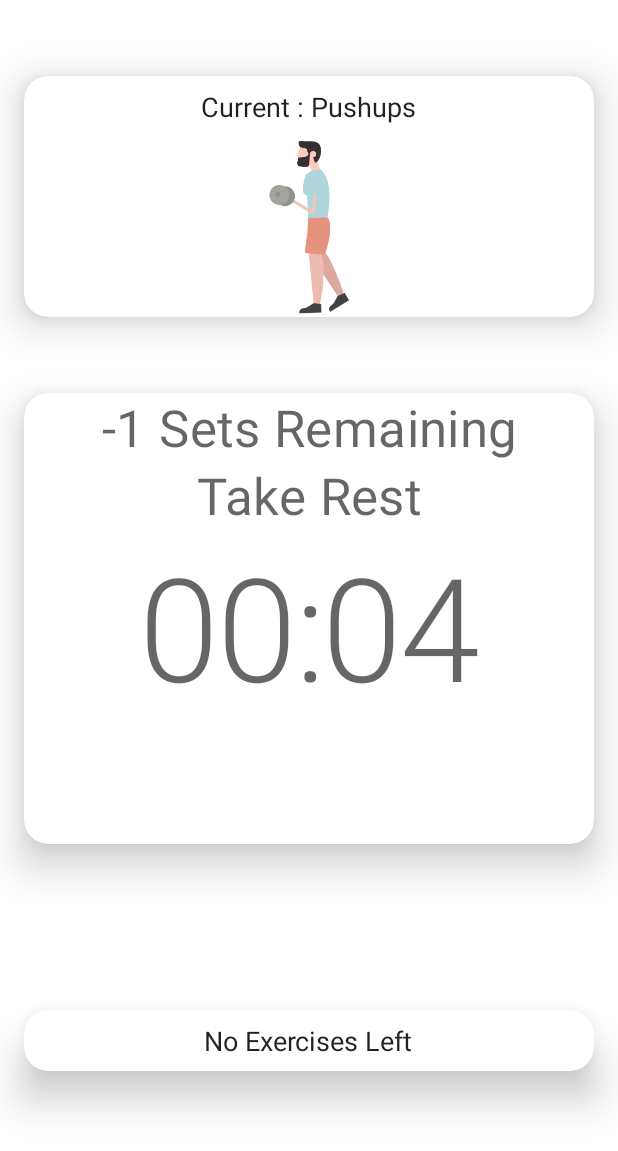
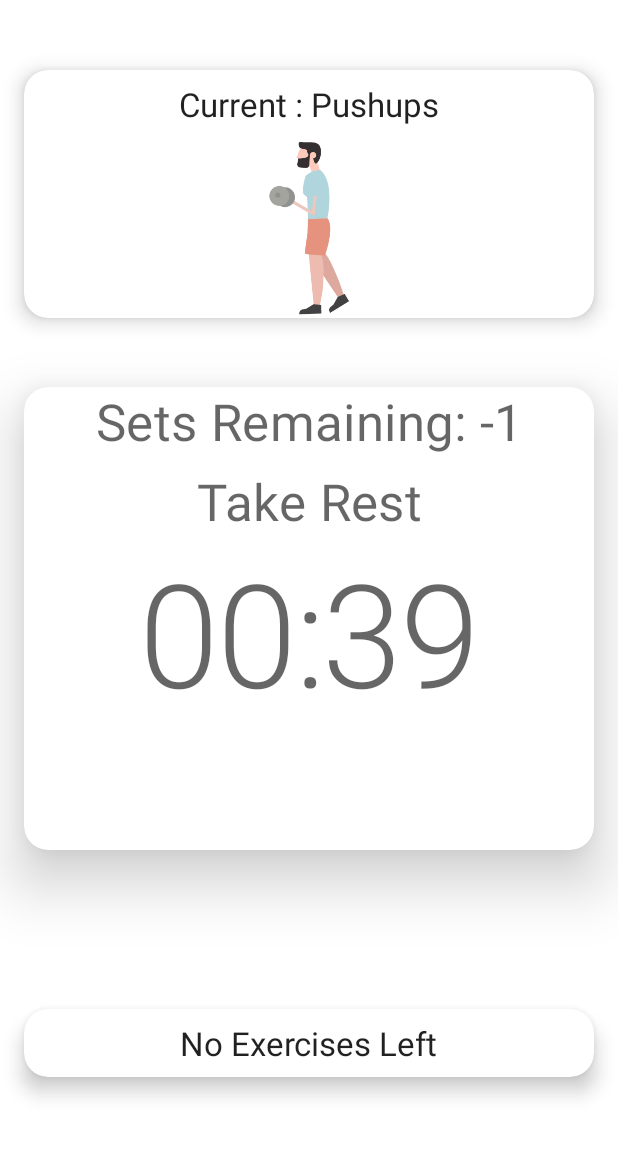
Before and after one commit to mrwhoknows55/Workout-Helper, an Android app: the CheckoutActivity screen opened directly, with no data from a screen before it, after a tap on "START!", on a phone screen of 412 x 824 dp. Shown: the top 1151 px of the screen. Run offline under Robolectric (Android 15) with nearby library versions, the phone set to English and light mode, and no system bars; 5 statements that could not run were skipped.

Commit message:
Fixed Text issue

```diff
--- a/app/src/main/AndroidManifest.xml
+++ b/app/src/main/AndroidManifest.xml
@@ -11,6 +11,7 @@
         android:roundIcon="@mipmap/ic_launcher_round"
         android:supportsRtl="true"
         android:theme="@style/AppTheme">
+        <activity android:name=".AboutApp"></activity>
         <activity android:name=".CountdownTimerActivity" />
         <activity android:name=".CheckoutActivity" />
         <activity android:name=".MainActivity">
--- a/app/src/main/java/com/mrwhoknows/workout/CountdownTimerActivity.java
+++ b/app/src/main/java/com/mrwhoknows/workout/CountdownTimerActivity.java
@@ -3,12 +3,15 @@ package com.mrwhoknows.workout;
 import androidx.appcompat.app.AppCompatActivity;
 
 import android.annotation.SuppressLint;
+import android.content.Context;
 import android.content.SharedPreferences;
 import android.content.pm.ActivityInfo;
 import android.media.MediaPlayer;
 import android.os.Bundle;
 import android.os.CountDownTimer;
+import android.os.PowerManager;
 import android.view.View;
+import android.view.WindowManager;
 import android.widget.Button;
 import android.widget.ImageView;
 import android.widget.TextView;
@@ -40,6 +43,7 @@ public class CountdownTimerActivity extends AppCompatActivity {
         super.onCreate(savedInstanceState);
         setContentView(R.layout.activity_countdown_timer);
         setRequestedOrientation(ActivityInfo.SCREEN_ORIENTATION_PORTRAIT);
+        getWindow().addFlags(WindowManager.LayoutParams.FLAG_KEEP_SCREEN_ON);
 
         setsRemainingText = findViewById(R.id.setsRemaining);
         countdownTimerText = findViewById(R.id.countdownTimerText);
@@ -56,7 +60,7 @@ public class CountdownTimerActivity extends AppCompatActivity {
             this.workoutArrayList = getIntent().getParcelableArrayListExtra("object");
             this.sets = getIntent().getIntExtra("sets", 2) - 1;
 
-            setsRemainingText.setText(String.valueOf(sets) + " Sets Remaining");
+            setsRemainingText.setText("Sets Remaining: " + String.valueOf(sets));
 
             pos = 0;
             changeExercises();
@@ -95,6 +99,7 @@ public class CountdownTimerActivity extends AppCompatActivity {
 
     private void startTimer() {
         pauseBtn.setVisibility(View.VISIBLE);
+        restText.setText("Keep Going");
         timeLeftInMillis = workoutArrayList.get(pos).getWorkoutTimeInSec() * 1000;
 
         try {
@@ -103,6 +108,7 @@ public class CountdownTimerActivity extends AppCompatActivity {
             e.printStackTrace();
         }
         mediaPlayer = MediaPlayer.create(this, R.raw.audio1);
+        mediaPlayer.setLooping(true);
         mediaPlayer.start();
         mediaPlayer.setScreenOnWhilePlaying(true);
 
@@ -120,7 +126,7 @@ public class CountdownTimerActivity extends AppCompatActivity {
 
                     if (sets > 0) {
                         sets--;
-                        setsRemainingText.setText(String.valueOf(sets) + " Sets Remaining");
+                        setsRemainingText.setText("Sets Remaining: " + String.valueOf(sets));
                         isTimerRunning = true;
                         pos = 0;
                         try {
@@ -138,6 +144,7 @@ public class CountdownTimerActivity extends AppCompatActivity {
                         restText.setVisibility(View.INVISIBLE);
                         setsRemainingText.setVisibility(View.INVISIBLE);
                         currentImg.setVisibility(View.GONE);
+                        getWindow().clearFlags(WindowManager.LayoutParams.FLAG_KEEP_SCREEN_ON);
                     }
                 } else {
                     isTimerRunning = true;
@@ -163,7 +170,7 @@ public class CountdownTimerActivity extends AppCompatActivity {
     }
 
     private void breakTimer() {
-        long breakTime = 5000; //40000
+        long breakTime = 40000; //40000
         isBreak = true;
 
         mediaPlayer.stop();
@@ -210,4 +217,10 @@ public class CountdownTimerActivity extends AppCompatActivity {
         }
     }
 
+    @Override
+    protected void onStop() {
+        super.onStop();
+        mediaPlayer.stop();
+        getWindow().clearFlags(WindowManager.LayoutParams.FLAG_KEEP_SCREEN_ON);
+    }
 }
--- a/app/src/main/java/com/mrwhoknows/workout/adapter/WorkoutAdapter.java
+++ b/app/src/main/java/com/mrwhoknows/workout/adapter/WorkoutAdapter.java
@@ -39,7 +39,7 @@ public class WorkoutAdapter extends RecyclerView.Adapter<WorkoutAdapter.WorkoutH
     @Override
     public void onBindViewHolder(@NonNull WorkoutHolder holder, int position) {
 
-        holder.time.setText(String.valueOf(workouts.get(position).getWorkoutTimeInSec() / 60) + ":" + String.valueOf(workouts.get(position).getWorkoutTimeInSec() % 60) + " Mins");
+        holder.time.setText(String.valueOf(workouts.get(position).getWorkoutTimeInSec() / 60) + " Mins");
         holder.set.setText(String.valueOf(sets) + " Sets");
         holder.image.setImageResource(workouts.get(position).getWorkoutImage());
         holder.name.setText(workouts.get(position).getWorkoutName());
--- a/app/src/main/res/layout/activity_countdown_timer.xml
+++ b/app/src/main/res/layout/activity_countdown_timer.xml
@@ -14,7 +14,8 @@
         android:layout_marginStart="16dp"
         android:layout_marginEnd="16dp"
         app:cardCornerRadius="16dp"
-        app:cardElevation="16dp"
+        app:cardElevation="24dp"
+        app:cardMaxElevation="24dp"
         app:layout_constraintBottom_toBottomOf="parent"
         app:layout_constraintEnd_toEndOf="parent"
         app:layout_constraintStart_toStartOf="parent"
@@ -40,6 +41,7 @@
                 style="@style/TextAppearance.MaterialComponents.Headline4"
                 android:layout_width="match_parent"
                 android:layout_height="wrap_content"
+                android:layout_marginTop="8dp"
                 android:gravity="center"
                 android:text="Keep Going"
                 android:textAlignment="center"
@@ -75,7 +77,8 @@
         android:layout_marginEnd="16dp"
         android:layout_marginBottom="8dp"
         app:cardCornerRadius="16dp"
-        app:cardElevation="16dp"
+        app:cardElevation="8dp"
+        app:cardMaxElevation="8dp"
         app:layout_constraintBottom_toTopOf="@+id/materialCardView3"
         app:layout_constraintEnd_toEndOf="parent"
         app:layout_constraintStart_toStartOf="parent"
@@ -94,7 +97,7 @@
                 android:layout_height="wrap_content"
                 android:layout_margin="8dp"
                 android:text="Current : Pushups"
-                android:textSize="18sp" />
+                android:textSize="22sp" />
 
             <ImageView
                 android:id="@+id/currentExImg"
@@ -117,7 +120,8 @@
         android:layout_marginEnd="16dp"
         android:layout_marginBottom="8dp"
         app:cardCornerRadius="16dp"
-        app:cardElevation="16dp"
+        app:cardElevation="8dp"
+        app:cardMaxElevation="8dp"
         app:layout_constraintBottom_toBottomOf="parent"
         app:layout_constraintEnd_toEndOf="parent"
         app:layout_constraintStart_toStartOf="parent"
@@ -137,7 +141,7 @@
                 android:layout_height="wrap_content"
                 android:layout_margin="8dp"
                 android:text=" Next: Situps"
-                android:textSize="18sp" />
+                android:textSize="22sp" />
 
             <ImageView
                 android:id="@+id/nextExImg"
--- a/app/src/main/res/layout/workout_card_item.xml
+++ b/app/src/main/res/layout/workout_card_item.xml
@@ -3,9 +3,10 @@
     xmlns:app="http://schemas.android.com/apk/res-auto"
     android:layout_width="match_parent"
     android:layout_height="wrap_content"
+    android:layout_gravity="center"
     android:layout_margin="16dp"
-    android:elevation="16dp"
-    app:cardCornerRadius="16dp">
+    app:cardCornerRadius="16dp"
+    app:cardElevation="8dp">
 
     <LinearLayout
         android:layout_width="match_parent"
@@ -60,7 +61,6 @@
             android:textAlignment="center"
             android:textSize="30sp" />
 
-
     </LinearLayout>
 
 </com.google.android.material.card.MaterialCardView>
```
Also changed, not shown: app/src/main/java/com/mrwhoknows/workout/AboutApp.java (added, +14 -0 lines), app/src/main/java/com/mrwhoknows/workout/MainActivity.java (+41 -28 lines), app/src/main/res/layout/activity_about_app.xml (added, +34 -0 lines), app/src/main/res/layout/activity_checkout.xml (+5 -3 lines), app/src/main/res/layout/activity_main.xml (+14 -0 lines).
